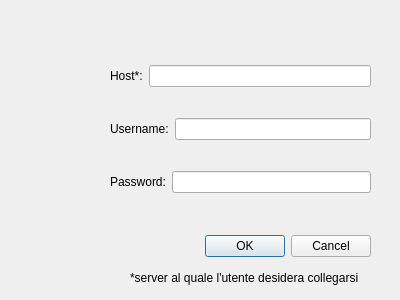
The window that CalendarToDoList/widgets/userform.ui (DarthReca/calendar-to-do-list) describes before a commit, drawn with Qt 5.
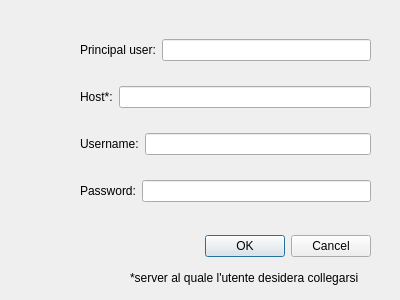
The same window after the commit.

Commit message: userform works fine

```diff
--- a/CalendarToDoList/widgets/userform.ui
+++ b/CalendarToDoList/widgets/userform.ui
@@ -42,21 +42,35 @@
     <string>*server al quale l'utente desidera collegarsi</string>
    </property>
   </widget>
-  <widget class="QWidget" name="">
+  <widget class="QWidget" name="layoutWidget">
    <property name="geometry">
     <rect>
-     <x>110</x>
-     <y>40</y>
-     <width>261</width>
-     <height>181</height>
+     <x>80</x>
+     <y>20</y>
+     <width>291</width>
+     <height>201</height>
     </rect>
    </property>
    <layout class="QVBoxLayout" name="verticalLayout">
     <item>
-     <layout class="QHBoxLayout" name="horizontalLayout">
+     <layout class="QHBoxLayout" name="horizontalLayout_4">
       <item>
        <widget class="QLabel" name="label">
         <property name="text">
+         <string>Principal user:</string>
+        </property>
+       </widget>
+      </item>
+      <item>
+       <widget class="QLineEdit" name="lineEdit_Principal"/>
+      </item>
+     </layout>
+    </item>
+    <item>
+     <layout class="QHBoxLayout" name="horizontalLayout_3">
+      <item>
+       <widget class="QLabel" name="label_2">
+        <property name="text">
          <string>Host*:</string>
         </property>
        </widget>
@@ -69,7 +83,7 @@
     <item>
      <layout class="QHBoxLayout" name="horizontalLayout_2">
       <item>
-       <widget class="QLabel" name="label_2">
+       <widget class="QLabel" name="label_3">
         <property name="text">
          <string>Username:</string>
         </property>
@@ -81,9 +95,9 @@
      </layout>
     </item>
     <item>
-     <layout class="QHBoxLayout" name="horizontalLayout_3">
+     <layout class="QHBoxLayout" name="horizontalLayout">
       <item>
-       <widget class="QLabel" name="label_3">
+       <widget class="QLabel" name="label_5">
         <property name="text">
          <string>Password:</string>
         </property>
```
The commit also changes 5 other files.
